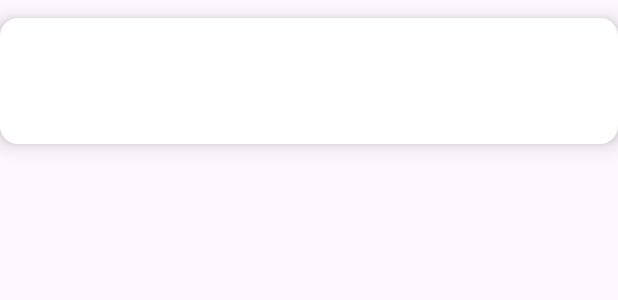
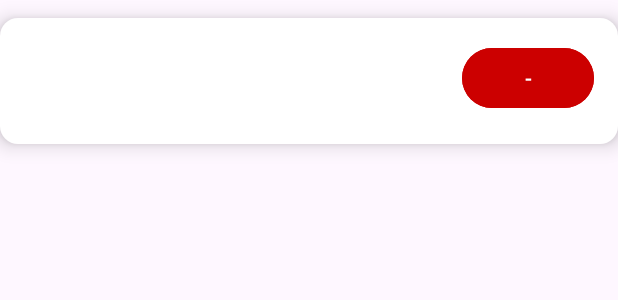
Before and after one commit to viltskaa/FlagmanStorage, an Android app: the layout activity_item_scanned.xml on its own in the app's theme, with its tools: preview values and no code run, on a phone screen of 412 x 824 dp. Shown: the top 300 px of the screen. Run offline under Robolectric (Android 15) with nearby library versions, the phone set to English and light mode, and no system bars.

Commit message:
В перспективе

```diff
--- a/app/src/main/res/layout/activity_item_scanned.xml
+++ b/app/src/main/res/layout/activity_item_scanned.xml
@@ -2,12 +2,19 @@
     xmlns:android="http://schemas.android.com/apk/res/android"
     android:layout_width="match_parent"
     android:layout_height="wrap_content"
-    android:orientation="vertical"
+    android:orientation="horizontal"
     android:padding="16dp"
     android:background="@drawable/custom_card_background"
     android:elevation="8dp"
     android:layout_marginBottom="12dp"
     android:layout_marginTop="12dp">
+
+    <!-- Контейнер для текста -->
+    <LinearLayout
+        android:layout_width="0dp"
+        android:layout_height="wrap_content"
+        android:layout_weight="1"
+        android:orientation="vertical">
 
         <!-- Текст для кода -->
         <TextView
@@ -31,3 +38,14 @@
             android:fontFamily="sans-serif-light"
             android:layout_gravity="center"/>
     </LinearLayout>
+
+    <!-- Кнопка справа -->
+    <Button
+        android:id="@+id/buttonAction"
+        android:layout_width="wrap_content"
+        android:layout_height="wrap_content"
+        android:text="-"
+        android:backgroundTint="@android:color/holo_red_dark"
+        android:textColor="@android:color/white"
+        android:layout_gravity="end" />
+</LinearLayout>
```
Lines whose indentation alone changed are shown as unchanged.
